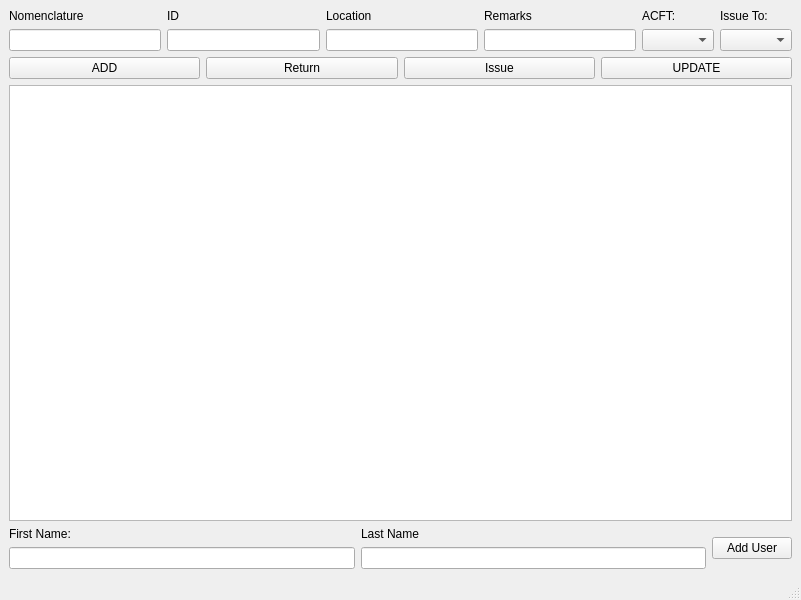
Qt form ToolRoom/gui.ui (rhaejr/PythonProjects) before a commit.
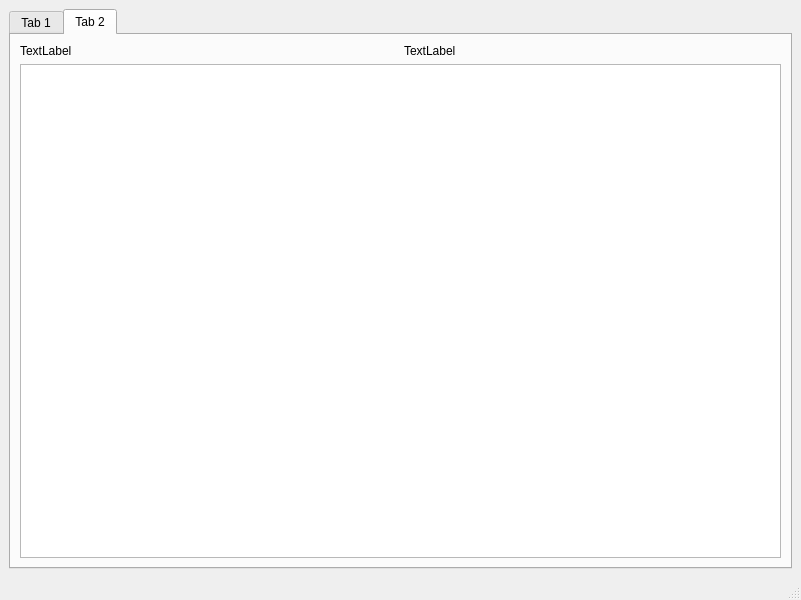
The same form after that commit. The open tabs and pages were chosen to show the change.

Patch:
```diff
--- a/ToolRoom/gui.ui
+++ b/ToolRoom/gui.ui
@@ -16,6 +16,16 @@
   <widget class="QWidget" name="centralwidget">
    <layout class="QVBoxLayout" name="verticalLayout_2">
     <item>
+     <widget class="QTabWidget" name="tabWidget">
+      <property name="currentIndex">
+       <number>0</number>
+      </property>
+      <widget class="QWidget" name="tab">
+       <attribute name="title">
+        <string>Tab 1</string>
+       </attribute>
+       <layout class="QVBoxLayout" name="verticalLayout_11">
+        <item>
      <layout class="QVBoxLayout" name="verticalLayout_3">
       <item>
        <layout class="QHBoxLayout" name="horizontalLayout_2">
@@ -183,6 +193,38 @@
     </item>
    </layout>
   </widget>
+      <widget class="QWidget" name="tab_2">
+       <attribute name="title">
+        <string>Tab 2</string>
+       </attribute>
+       <layout class="QVBoxLayout" name="verticalLayout_12">
+        <item>
+         <layout class="QHBoxLayout" name="horizontalLayout_4">
+          <item>
+           <widget class="QLabel" name="ID_label">
+            <property name="text">
+             <string>TextLabel</string>
+            </property>
+           </widget>
+          </item>
+          <item>
+           <widget class="QLabel" name="nomenclature_label">
+            <property name="text">
+             <string>TextLabel</string>
+            </property>
+           </widget>
+          </item>
+         </layout>
+        </item>
+        <item>
+         <widget class="QTableWidget" name="history_table"/>
+        </item>
+       </layout>
+      </widget>
+     </widget>
+    </item>
+   </layout>
+  </widget>
   <widget class="QMenuBar" name="menubar">
    <property name="geometry">
     <rect>
```
Left out of the diff: 2 changed lines with no effect on the pictures. Lines whose indentation alone changed are shown as unchanged.
